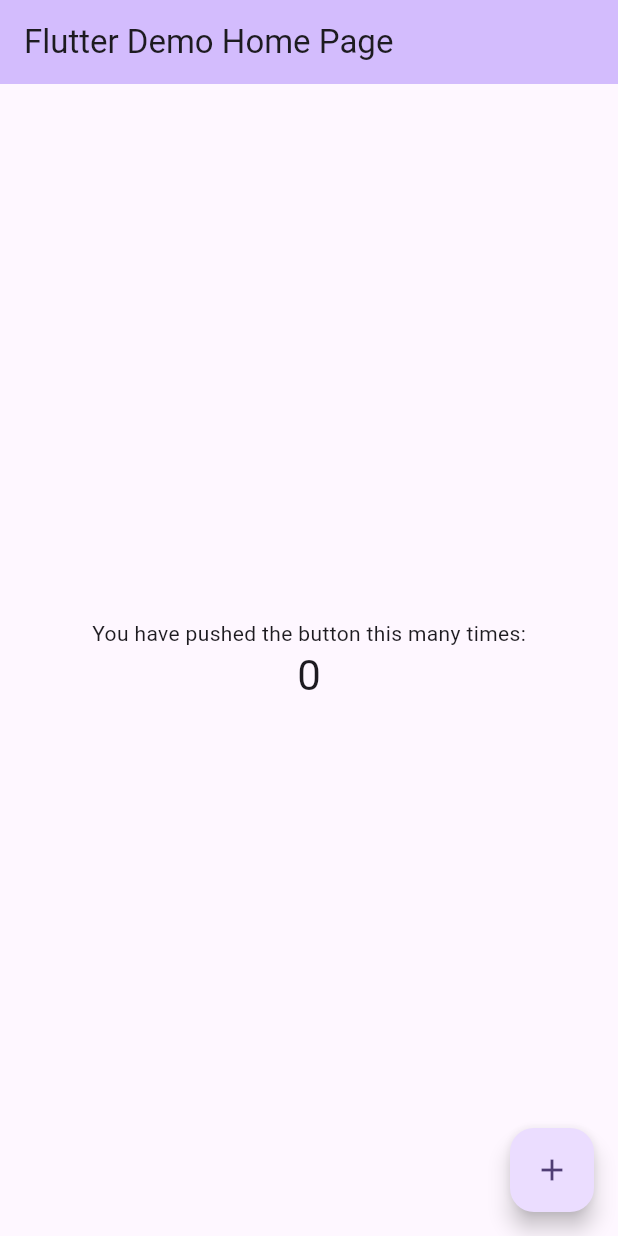
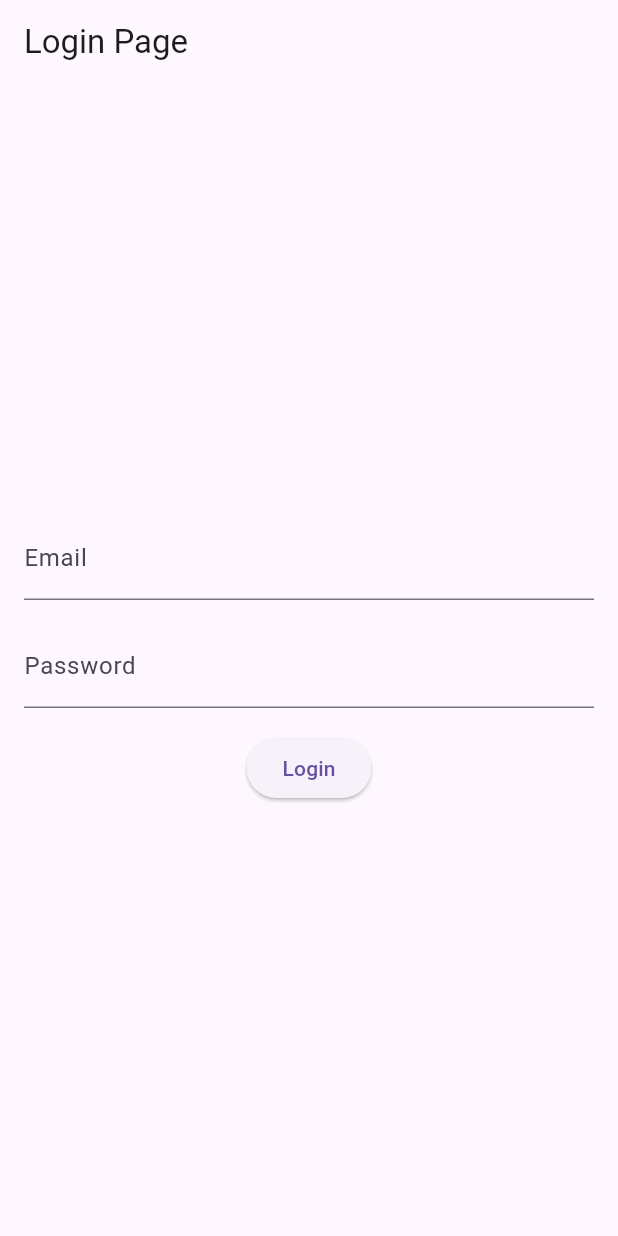
Before and after one commit to nicholaschong03/MAE-Assignment, a Flutter app: the screen it shows after launch, on a phone screen of 412 x 824 dp. Run offline on Flutter 3.47's test engine with Material 3 defaults, Android fonts, the phone set to English and light mode, and no system bars.

Commit message:
login page change
Main changed

```diff
--- a/lib/main.dart
+++ b/lib/main.dart
@@ -1,125 +1,66 @@
 import 'package:flutter/material.dart';
 
 void main() {
-  runApp(const MyApp());
+  runApp(LoginApp());
 }
 
-class MyApp extends StatelessWidget {
-  const MyApp({super.key});
-
-  // This widget is the root of your application.
+class LoginApp extends StatelessWidget {
   @override
   Widget build(BuildContext context) {
     return MaterialApp(
-      title: 'Flutter Demo',
+      title: 'Login Page',
       theme: ThemeData(
-        // This is the theme of your application.
-        //
-        // TRY THIS: Try running your application with "flutter run". You'll see
-        // the application has a purple toolbar. Then, without quitting the app,
-        // try changing the seedColor in the colorScheme below to Colors.green
-        // and then invoke "hot reload" (save your changes or press the "hot
-        // reload" button in a Flutter-supported IDE, or press "r" if you used
-        // the command line to start the app).
-        //
-        // Notice that the counter didn't reset back to zero; the application
-        // state is not lost during the reload. To reset the state, use hot
-        // restart instead.
-        //
-        // This works for code too, not just values: Most code changes can be
-        // tested with just a hot reload.
-        colorScheme: ColorScheme.fromSeed(seedColor: Colors.deepPurple),
-        useMaterial3: true,
+        primarySwatch: Colors.blue,
       ),
-      home: const MyHomePage(title: 'Flutter Demo Home Page'),
+      home: LoginPage(),
     );
   }
 }
 
-class MyHomePage extends StatefulWidget {
-  const MyHomePage({super.key, required this.title});
-
-  // This widget is the home page of your application. It is stateful, meaning
-  // that it has a State object (defined below) that contains fields that affect
-  // how it looks.
-
-  // This class is the configuration for the state. It holds the values (in this
-  // case the title) provided by the parent (in this case the App widget) and
-  // used by the build method of the State. Fields in a Widget subclass are
-  // always marked "final".
-
-  final String title;
-
+class LoginPage extends StatefulWidget {
   @override
-  State<MyHomePage> createState() => _MyHomePageState();
+  _LoginPageState createState() => _LoginPageState();
 }
 
-class _MyHomePageState extends State<MyHomePage> {
-  int _counter = 0;
-
-  void _incrementCounter() {
-    setState(() {
-      // This call to setState tells the Flutter framework that something has
-      // changed in this State, which causes it to rerun the build method below
-      // so that the display can reflect the updated values. If we changed
-      // _counter without calling setState(), then the build method would not be
-      // called again, and so nothing would appear to happen.
-      _counter++;
-    });
-  }
+class _LoginPageState extends State<LoginPage> {
+  TextEditingController _emailController = TextEditingController();
+  TextEditingController _passwordController = TextEditingController();
 
   @override
   Widget build(BuildContext context) {
-    // This method is rerun every time setState is called, for instance as done
-    // by the _incrementCounter method above.
-    //
-    // The Flutter framework has been optimized to make rerunning build methods
-    // fast, so that you can just rebuild anything that needs updating rather
-    // than having to individually change instances of widgets.
     return Scaffold(
       appBar: AppBar(
-        // TRY THIS: Try changing the color here to a specific color (to
-        // Colors.amber, perhaps?) and trigger a hot reload to see the AppBar
-        // change color while the other colors stay the same.
-        backgroundColor: Theme.of(context).colorScheme.inversePrimary,
-        // Here we take the value from the MyHomePage object that was created by
-        // the App.build method, and use it to set our appbar title.
-        title: Text(widget.title),
+        title: Text('Login Page'),
       ),
-      body: Center(
-        // Center is a layout widget. It takes a single child and positions it
-        // in the middle of the parent.
+      body: Padding(
+        padding: EdgeInsets.all(16.0),
         child: Column(
-          // Column is also a layout widget. It takes a list of children and
-          // arranges them vertically. By default, it sizes itself to fit its
-          // children horizontally, and tries to be as tall as its parent.
-          //
-          // Column has various properties to control how it sizes itself and
-          // how it positions its children. Here we use mainAxisAlignment to
-          // center the children vertically; the main axis here is the vertical
-          // axis because Columns are vertical (the cross axis would be
-          // horizontal).
-          //
-          // TRY THIS: Invoke "debug painting" (choose the "Toggle Debug Paint"
-          // action in the IDE, or press "p" in the console), to see the
-          // wireframe for each widget.
           mainAxisAlignment: MainAxisAlignment.center,
-          children: <Widget>[
-            const Text(
-              'You have pushed the button this many times:',
+          children: [
+            TextField(
+              controller: _emailController,
+              decoration: InputDecoration(
+                labelText: 'Email',
+              ),
             ),
-            Text(
-              '$_counter',
-              style: Theme.of(context).textTheme.headlineMedium,
+            SizedBox(height: 16.0),
+            TextField(
+              controller: _passwordController,
+              decoration: InputDecoration(
+                labelText: 'Password',
+              ),
+              obscureText: true,
+            ),
+            SizedBox(height: 16.0),
+            ElevatedButton(
+              onPressed: () {
+                // TODO: Implement login logic
+              },
+              child: Text('Login'),
             ),
           ],
         ),
       ),
-      floatingActionButton: FloatingActionButton(
-        onPressed: _incrementCounter,
-        tooltip: 'Increment',
-        child: const Icon(Icons.add),
-      ), // This trailing comma makes auto-formatting nicer for build methods.
     );
   }
 }
--- a/pubspec.yaml
+++ b/pubspec.yaml
@@ -35,6 +35,7 @@
   # The following adds the Cupertino Icons font to your application.
   # Use with the CupertinoIcons class for iOS style icons.
   cupertino_icons: ^1.0.6
+  material: ^1.0.0+2
 
 dev_dependencies:
   flutter_test:
```
Also changed, not shown: pubspec.lock, 1 other file.
